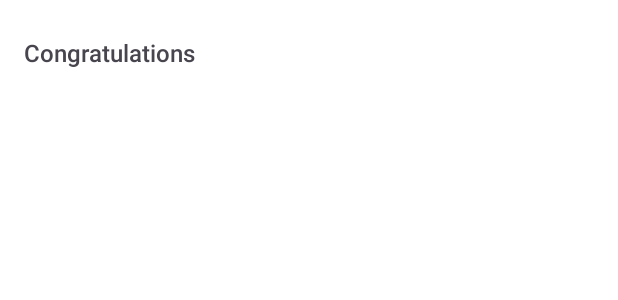
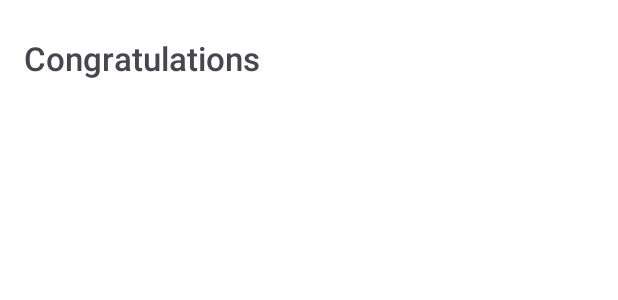
Before and after one commit to puntogris/posture-reminder, an Android app: the layout dialog_claim_experience.xml on its own in the app's theme, with its tools: preview values and no code run, on a phone screen of 412 x 824 dp. Shown: the top 300 px of the screen. Run offline under Robolectric (Android 15) with nearby library versions, the phone set to English and light mode, and no system bars; Roboto replaces fonts that are not available here.

Commit message:
code cleanup

```diff
--- a/app/src/main/java/com/puntogris/posture/data/datasource/local/DataStore.kt
+++ b/app/src/main/java/com/puntogris/posture/data/datasource/local/DataStore.kt
@@ -13,7 +13,6 @@ import com.puntogris.posture.utils.constants.Keys
 import dagger.hilt.android.qualifiers.ApplicationContext
 import kotlinx.coroutines.flow.first
 import kotlinx.coroutines.flow.map
-import kotlinx.coroutines.runBlocking
 import javax.inject.Inject
 import javax.inject.Singleton
 
--- a/app/src/main/java/com/puntogris/posture/data/repository/ReminderRepositoryImpl.kt
+++ b/app/src/main/java/com/puntogris/posture/data/repository/ReminderRepositoryImpl.kt
@@ -12,7 +12,6 @@ import com.puntogris.posture.framework.alarm.Alarm
 import com.puntogris.posture.framework.alarm.Notifications
 import com.puntogris.posture.framework.workers.WorkersManager
 import com.puntogris.posture.utils.DispatcherProvider
-import com.puntogris.posture.utils.IDGenerator
 import com.puntogris.posture.utils.Result
 import com.puntogris.posture.utils.SimpleResult
 import kotlinx.coroutines.withContext
--- a/app/src/main/java/com/puntogris/posture/domain/model/Reminder.kt
+++ b/app/src/main/java/com/puntogris/posture/domain/model/Reminder.kt
@@ -18,7 +18,7 @@ import java.util.*
 data class Reminder(
 
     @PrimaryKey(autoGenerate = false)
-    var reminderId: String =  IDGenerator.randomID(),
+    var reminderId: String = IDGenerator.randomID(),
 
     @ColumnInfo
     var uid: String = "",
@@ -69,12 +69,11 @@ data class Reminder(
     }
 
     fun requiredInfoValid(): Boolean {
-        return (name.isNotBlank() &&
+        return name.isNotBlank() &&
                 timeInterval != 0 &&
                 startTime != -1 &&
                 endTime != -1 &&
                 alarmDays.isNotEmpty()
-                )
     }
 
     fun triggerTimeAtMillis(): Long {
--- /dev/null
+++ b/app/src/main/java/com/puntogris/posture/domain/model/SelectableReminder.kt
@@ -0,0 +1,3 @@
+package com.puntogris.posture.domain.model
+
+data class SelectableReminder(val reminder: Reminder, val isSelected: Boolean)
--- a/app/src/main/java/com/puntogris/posture/ui/rankings/RankingsViewHolder.kt
+++ b/app/src/main/java/com/puntogris/posture/ui/rankings/RankingsViewHolder.kt
@@ -6,10 +6,8 @@ import androidx.recyclerview.widget.RecyclerView
 import com.puntogris.posture.databinding.RankingProfileVhBinding
 import com.puntogris.posture.domain.model.UserPublicProfile
 import com.puntogris.posture.utils.extensions.getLevel
-import com.puntogris.posture.utils.extensions.gone
 import com.puntogris.posture.utils.setProfileRankingMedal
 import com.puntogris.posture.utils.setProfileRankingNumber
-import com.puntogris.posture.utils.setRankingLevel
 
 class RankingsViewHolder(private val binding: RankingProfileVhBinding) :
     RecyclerView.ViewHolder(binding.root) {
--- a/app/src/main/java/com/puntogris/posture/ui/reminders/manage/ManageRemindersBottomSheet.kt
+++ b/app/src/main/java/com/puntogris/posture/ui/reminders/manage/ManageRemindersBottomSheet.kt
@@ -7,7 +7,6 @@ import android.view.View
 import android.view.ViewGroup
 import androidx.fragment.app.viewModels
 import androidx.lifecycle.lifecycleScope
-import androidx.lifecycle.repeatOnLifecycle
 import androidx.navigation.fragment.findNavController
 import com.google.android.material.bottomsheet.BottomSheetDialog
 import com.google.android.material.bottomsheet.BottomSheetDialogFragment
@@ -73,7 +72,7 @@ class ManageRemindersBottomSheet : BottomSheetDialogFragment() {
 
     private fun onSelectReminder(reminder: Reminder) {
         lifecycleScope.launch {
-            viewModel.updateCurrentReminder(reminder)
+            viewModel.updateReminder(reminder)
             navigateTo(R.id.homeFragment)
             requireParentFragment().UiInterface.showSnackBar(getString(R.string.snack_configuration_updated))
         }
--- a/app/src/main/java/com/puntogris/posture/ui/reminders/new_edit/NewReminderBottomSheet.kt
+++ b/app/src/main/java/com/puntogris/posture/ui/reminders/new_edit/NewReminderBottomSheet.kt
@@ -65,7 +65,7 @@ class NewReminderBottomSheet : BottomSheetDialogFragment() {
     }
 
     private fun setupReminderRvAdapter() {
-        ReminderItemAdapter(requireContext()) { onReminderItemClicked(it) }.let {
+        ReminderItemAdapter(requireContext()) { onReminderItemClicked(it) }.also {
             binding.recyclerView.adapter = it
             subscribeUi(it)
         }
--- a/app/src/main/java/com/puntogris/posture/utils/BindingUtils.kt
+++ b/app/src/main/java/com/puntogris/posture/utils/BindingUtils.kt
@@ -3,7 +3,6 @@ package com.puntogris.posture.utils
 import android.annotation.SuppressLint
 import android.content.res.ColorStateList
 import android.view.View
-import android.widget.EditText
 import android.widget.ImageView
 import android.widget.ProgressBar
 import android.widget.TextView
--- a/app/src/main/res/layout/dialog_claim_experience.xml
+++ b/app/src/main/res/layout/dialog_claim_experience.xml
@@ -13,7 +13,7 @@
         android:layout_marginStart="16dp"
         android:layout_marginTop="24dp"
         android:fontFamily="sans-serif-medium"
-        android:textSize="16sp"
+        android:textSize="22sp"
         tools:text="Congratulations" />
 
     <TextView
--- a/app/src/main/res/layout/dialog_completed_exercise.xml
+++ b/app/src/main/res/layout/dialog_completed_exercise.xml
@@ -11,7 +11,7 @@
         android:layout_height="wrap_content"
         android:layout_marginStart="24dp"
         android:layout_marginTop="24dp"
-        android:textSize="16sp" />
+        android:textSize="22sp" />
 
     <com.airbnb.lottie.LottieAnimationView
         android:id="@+id/completedExerciseAnimation"
```
Also changed, not shown: app/src/main/java/com/puntogris/posture/ui/login/LoginViewModel.kt (+0 -7 lines), app/src/main/java/com/puntogris/posture/ui/reminders/manage/ManageRemindersViewModel.kt (+3 -5 lines).
